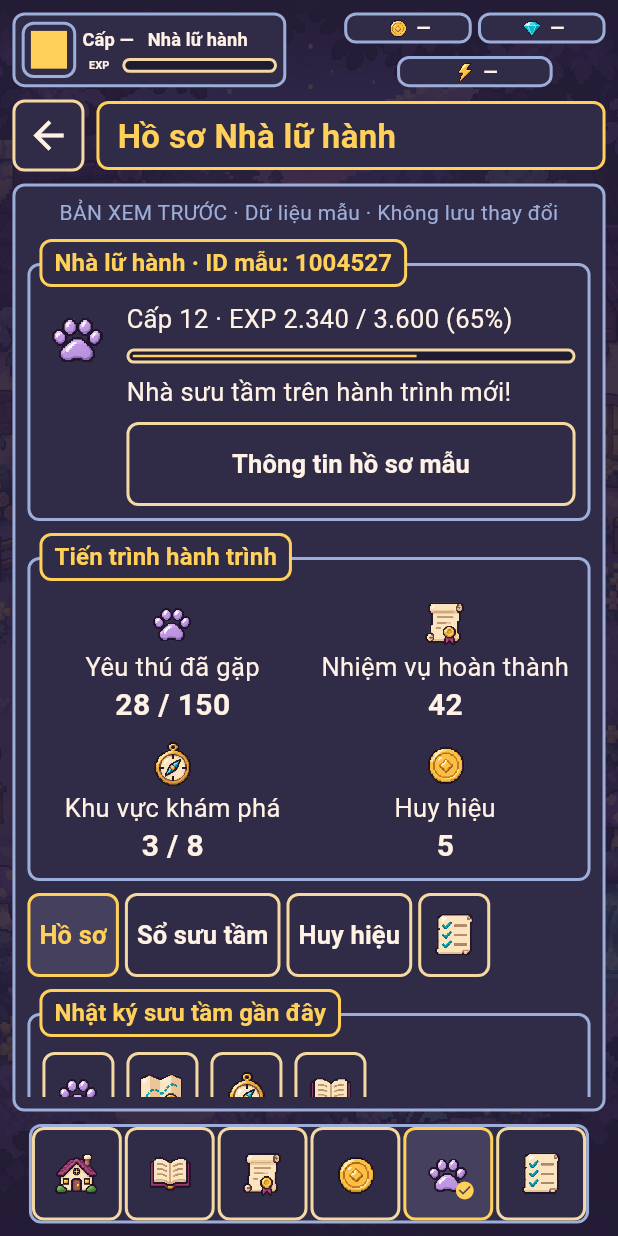
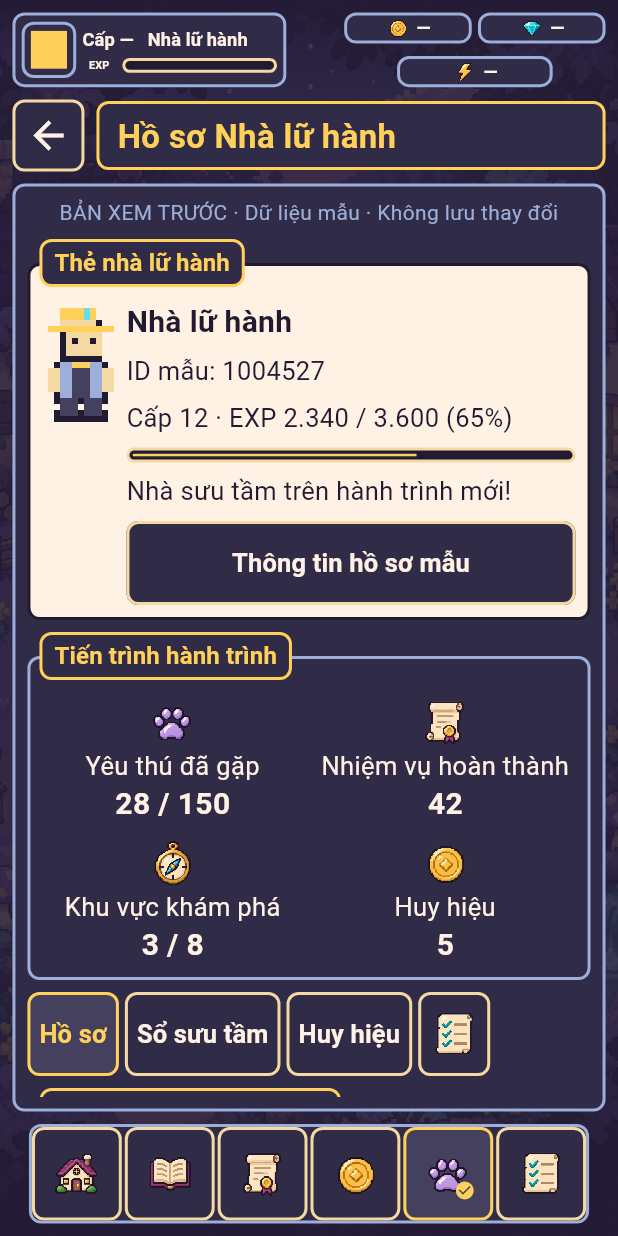
Before and after one commit to majinbaka/ham-master, a Flutter app: the ProfileScreen screen opened by its route, on a phone screen of 412 x 824 dp. Run offline on Flutter 3.47's test engine with Material 3 defaults, Android fonts, the phone set to English and light mode, and no system bars; our stand-ins replace flutter_riverpod, go_router.

Commit message:
feat: style the profile as a traveler card
Use the same pixel traveler as Home on cream paper with clear sample identity and experience. Name collection and badge cards so their artwork is understandable before opening details.

```diff
--- a/lib/features/profile/presentation/profile_screen.dart
+++ b/lib/features/profile/presentation/profile_screen.dart
@@ -4,6 +4,7 @@ import '../../../app/theme/game_typography.dart';
 
 import '../../../app/presentation/menu_components.dart';
 import '../../../app/presentation/menu_shell.dart';
+import '../../../app/presentation/traveler_portrait.dart';
 import '../../../app/presentation/pixel/pixel_icon.dart';
 
 class ProfileScreen extends StatefulWidget {
@@ -27,17 +28,20 @@ class _ProfileScreenState extends State<ProfileScreen> {
       spacing: 8,
       children: [
         MenuPanel(
-          title: 'Nhà lữ hành · ID mẫu: 1004527',
+          title: 'Thẻ nhà lữ hành',
+          light: true,
           child: Row(
             crossAxisAlignment: CrossAxisAlignment.start,
             spacing: 8,
             children: [
-              const PixelIcon(PixelIconKind.beasts, size: 48),
+              const SizedBox(width: 48, height: 80, child: TravelerPortrait()),
               Expanded(
                 child: Column(
                   crossAxisAlignment: CrossAxisAlignment.stretch,
                   spacing: 8,
                   children: [
+                    const Text('Nhà lữ hành', style: GameTypography.value),
+                    const Text('ID mẫu: 1004527'),
                     const Text('Cấp 12 · EXP 2.340 / 3.600 (65%)'),
                     const PixelProgress(value: .65, label: 'Kinh nghiệm mẫu'),
                     const Text('Nhà sưu tầm trên hành trình mới!'),
@@ -95,9 +99,7 @@ class _ProfileScreenState extends State<ProfileScreen> {
             'Sổ sưu tầm mẫu',
             'Huy hiệu hành trình',
           ][_tab],
-          child: Wrap(
-            spacing: 8,
-            runSpacing: 8,
+          child: MenuGrid(
             children: [
               for (final (name, icon)
                   in (_tab == 2
@@ -114,6 +116,7 @@ class _ProfileScreenState extends State<ProfileScreen> {
                 MenuButton(
                   label: name,
                   icon: icon,
+                  showLabel: true,
                   onPressed: () => showSampleDetail(
                     context,
                     name,
```
Also changed, not shown: docs/art/runtime-preview/profile.png, 1 other file.
